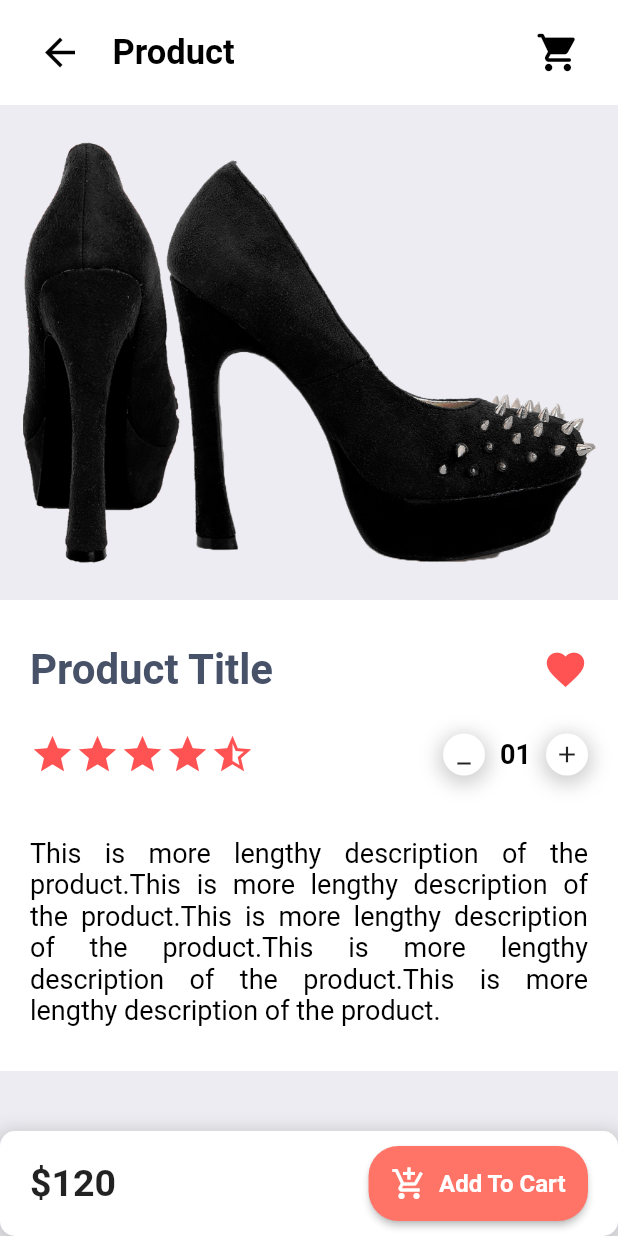
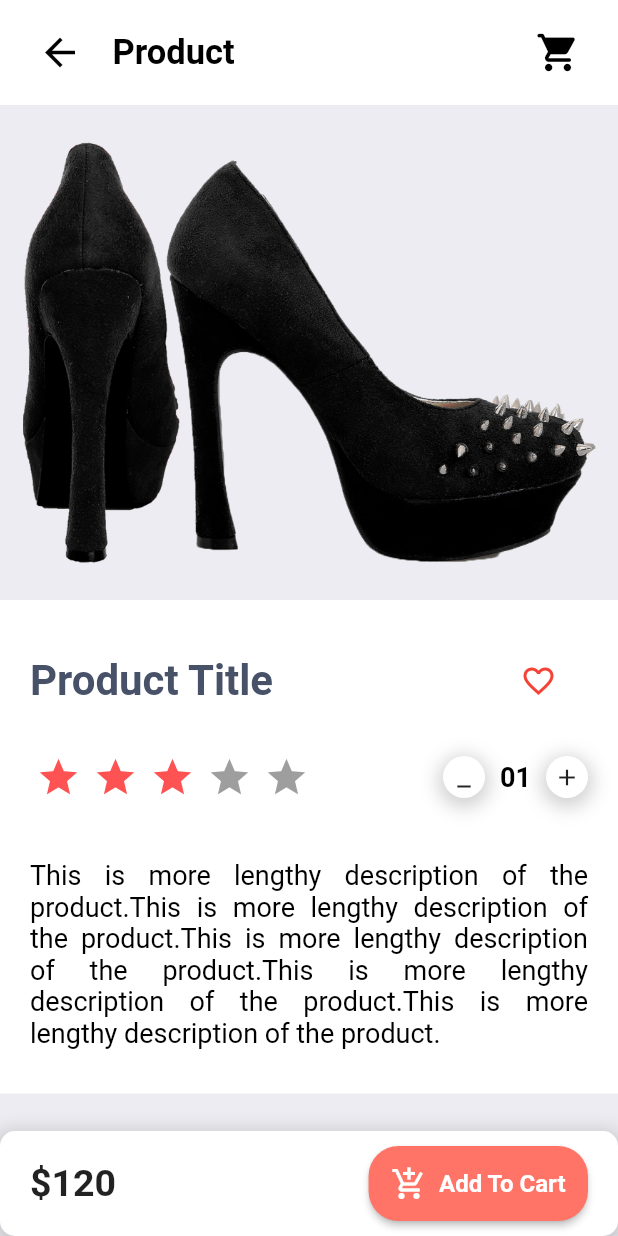
Before and after one commit to RishitMungra/flutter_application, a Flutter app: the ItemPage screen opened by its route, on a phone screen of 412 x 824 dp. Run offline on Flutter 3.47's test engine with Material 2 defaults, Android fonts, the phone set to English and light mode, and no system bars; drawn by our look-alikes of flutter_rating_bar; network calls fail.

Commit message:
Update ItemPage.dart

```diff
--- a/flutter_application_1/lib/pages/ItemPage.dart
+++ b/flutter_application_1/lib/pages/ItemPage.dart
@@ -1,9 +1,16 @@
 import 'package:flutter/material.dart';
+import 'package:flutter_rating_bar/flutter_rating_bar.dart';
 
 import '../widgets/ItemAppBar.dart';
 import '../widgets/ItemBottomBar.dart';
 
-class ItemPage extends StatelessWidget {
+class ItemPage extends StatefulWidget {
+  @override
+  State<ItemPage> createState() => _ItemPageState();
+}
+
+class _ItemPageState extends State<ItemPage> {
+  bool click = true;
   @override
   Widget build(BuildContext context) {
     return Scaffold(
@@ -37,10 +44,26 @@ class ItemPage extends StatelessWidget {
                           color: Color(0xFF475269),
                         ),
                       ),
-                      Icon(
-                        Icons.favorite,
-                        color: Colors.redAccent,
-                        size: 30,
+                      Container(
+                        child: ElevatedButton(
+                          onPressed: () {
+                            setState(() {
+                              click = !click;
+                            });
+                          },
+                          style: ElevatedButton.styleFrom(
+                            primary: Colors.white,
+                            shadowColor: Colors.transparent,
+                          ),
+                          child: Padding(
+                            padding: EdgeInsets.all(5),
+                            child: Icon(
+                                (click == false)
+                                    ? Icons.favorite
+                                    : Icons.favorite_border,
+                                color: Colors.red),
+                          ),
+                        ),
                       )
                     ],
                   ),
@@ -50,16 +73,21 @@ class ItemPage extends StatelessWidget {
                   child: Row(
                     // mainAxisAlignment: MainAxisAlignment.spaceBetween,
                     children: [
-                      for (int i = 1; i < 5; i++)
-                        Icon(
+                      RatingBar.builder(
+                        initialRating: 3,
+                        minRating: 0,
+                        direction: Axis.horizontal,
+                        allowHalfRating: true,
+                        itemCount: 5,
+                        itemSize: 30,
+                        itemPadding: EdgeInsets.symmetric(horizontal: 4.0),
+                        itemBuilder: (context, _) => Icon(
                           Icons.star,
-                          size: 30,
                           color: Colors.redAccent,
                         ),
-                      Icon(
-                        Icons.star_half,
-                        size: 30,
-                        color: Colors.redAccent,
+                        onRatingUpdate: (rating) {
+                          print(rating);
+                        },
                       ),
                       Spacer(),
                       Row(
```
